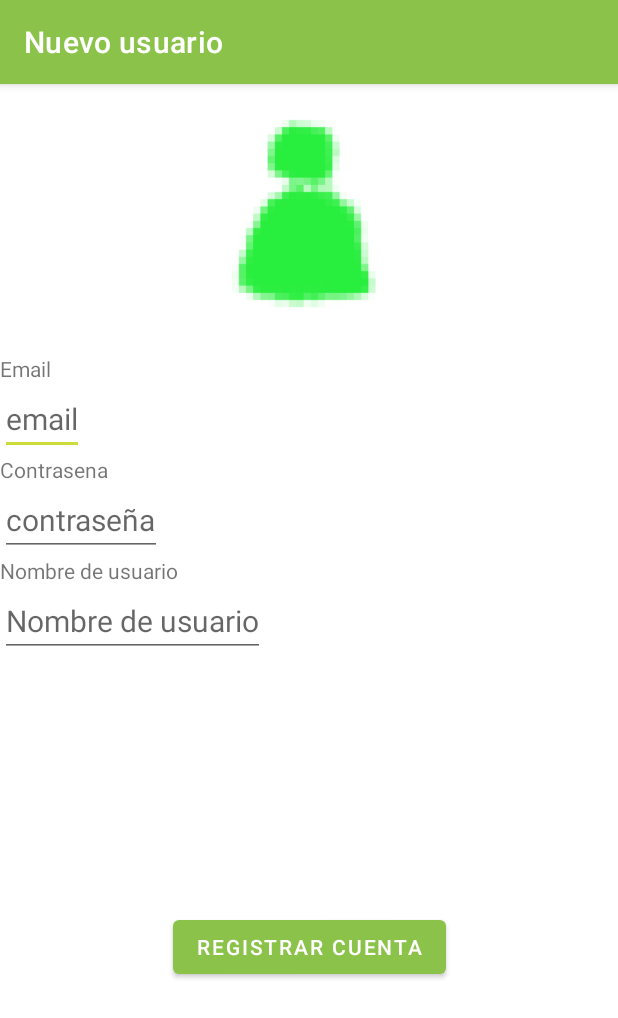
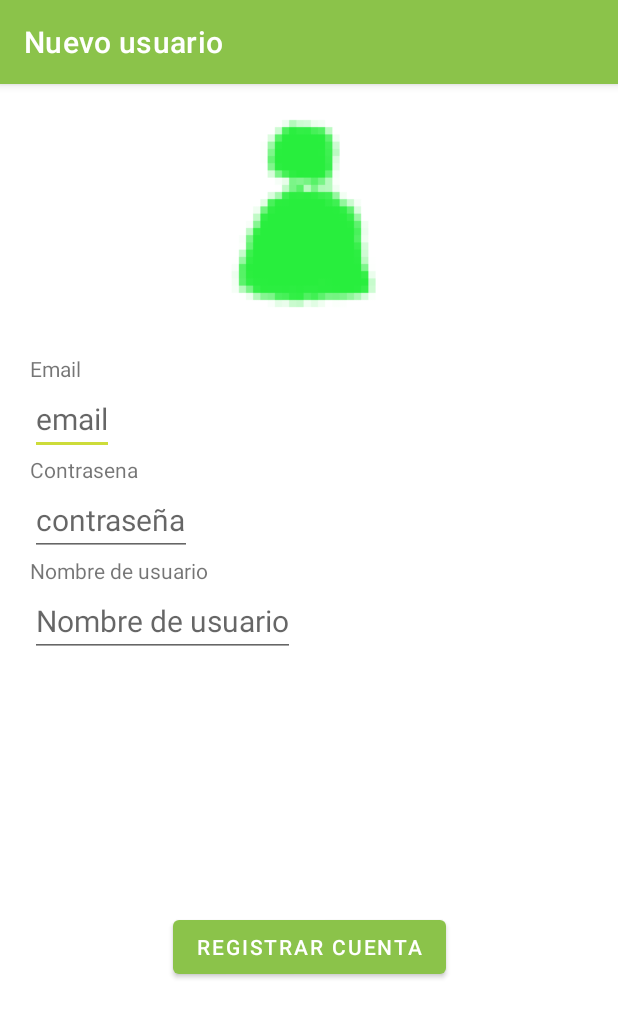
Before and after one commit to saragl728/ProyectoClasesSRPG, an Android app: the RegistroActivity screen opened directly, with no data from a screen before it, on a phone screen of 412 x 824 dp. Shown: the top 1018 px of the screen. Run offline under Robolectric (Android 15) with nearby library versions, the phone set to English and light mode, and no system bars; our stand-ins replace Firebase (no records; nobody signed in at launch, a user with empty details on screens opened directly).

Commit message:
Aplico márgenes en elementos del registro

```diff
--- a/app/src/main/res/layout/activity_registro.xml
+++ b/app/src/main/res/layout/activity_registro.xml
@@ -5,8 +5,7 @@
     android:layout_width="match_parent"
     android:layout_height="match_parent"
     tools:context=".RegistroActivity"
-    android:layout_marginVertical="10dp"
-    android:layout_marginHorizontal="20dp">
+    android:layout_marginVertical="10dp">
 
     <ImageView
         android:id="@+id/imagenRegistro"
@@ -22,6 +21,7 @@
         android:layout_width="wrap_content"
         android:layout_height="wrap_content"
         android:text="Email"
+        android:layout_marginLeft="20dp"
         app:layout_constraintTop_toBottomOf="@id/imagenRegistro"
         app:layout_constraintLeft_toLeftOf="parent" />
 
@@ -31,6 +31,7 @@
         android:layout_height="wrap_content"
         android:textSize="20dp"
         android:hint="email"
+        android:layout_marginLeft="20dp"
         app:layout_constraintLeft_toLeftOf="parent"
         app:layout_constraintTop_toBottomOf="@id/textoEmail"/>
 
@@ -39,6 +40,7 @@
         android:layout_width="wrap_content"
         android:layout_height="wrap_content"
         android:text="Contrasena"
+        android:layout_marginLeft="20dp"
         app:layout_constraintLeft_toLeftOf="parent"
         app:layout_constraintTop_toBottomOf="@id/email"/>
 
@@ -49,6 +51,7 @@
         android:textSize="20dp"
         android:inputType="textPassword"
         android:hint="contraseña"
+        android:layout_marginLeft="20dp"
         app:layout_constraintLeft_toLeftOf="parent"
         app:layout_constraintTop_toBottomOf="@id/textoContrasenya"/>
 
@@ -58,6 +61,7 @@
         android:layout_width="wrap_content"
         android:layout_height="wrap_content"
         android:text="Nombre de usuario"
+        android:layout_marginLeft="20dp"
         app:layout_constraintLeft_toLeftOf="parent"
         app:layout_constraintTop_toBottomOf="@id/contrasenya" />
 
@@ -67,6 +71,7 @@
         android:layout_height="wrap_content"
         android:textSize="20dp"
         android:hint="Nombre de usuario"
+        android:layout_marginLeft="20dp"
         app:layout_constraintLeft_toLeftOf="parent"
         app:layout_constraintTop_toBottomOf="@id/textoNombreUsuario"/>
 
```
